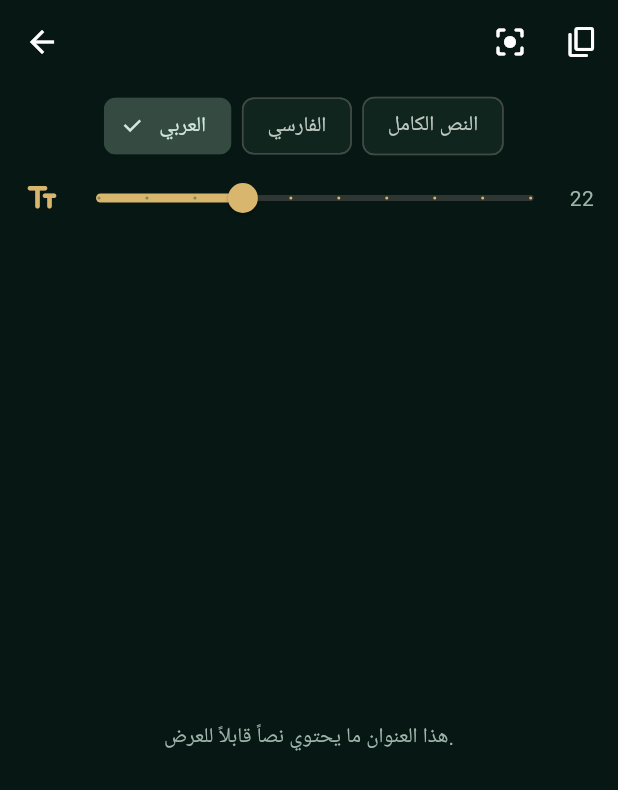
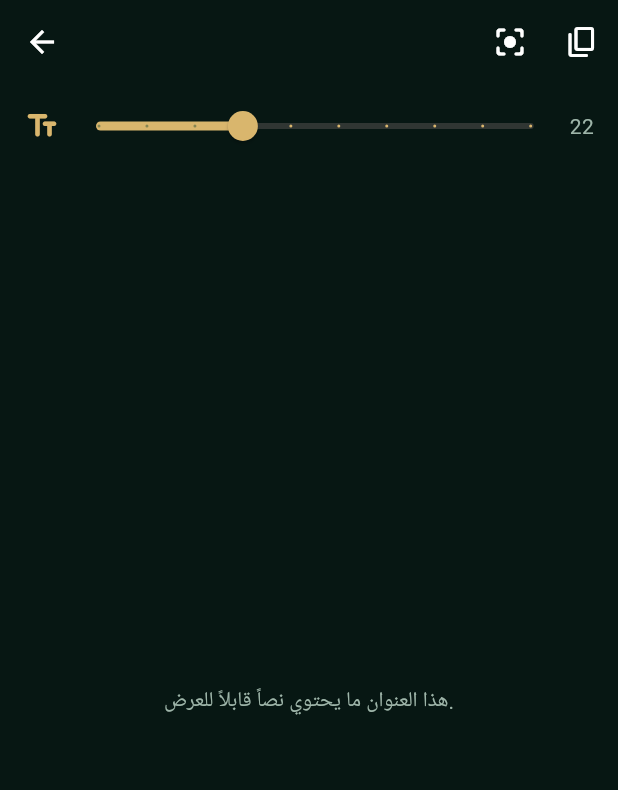
Before and after one commit to loayh523-lab/Mithaq-Al-Mumin-New, a Flutter app: the MafatihArticlePage screen opened directly with empty values, on a phone screen of 412 x 824 dp. Shown: the top 790 px of the screen. Run offline on Flutter 3.47's test engine with Material 3 defaults, Android fonts, the phone set to English and light mode, and no system bars; our stand-ins replace flutter_compass, flutter_local_notifications, geolocator, shared_preferences, timezone; accounts and stored records are empty; Roboto replaces fonts that are missing (NotoNaskhArabic).

Commit message:
Restrict Mafatih reader to Arabic recitation text

```diff
--- a/lib/features/mafatih_library_page.dart
+++ b/lib/features/mafatih_library_page.dart
@@ -234,7 +234,6 @@ class MafatihArticlePage extends StatefulWidget {
 
 class _MafatihArticlePageState extends State<MafatihArticlePage> {
   double _fontSize = 22;
-  String _language = 'العربي';
   bool _focusMode = false;
 
   Future<void> _toggleFocusMode() async {
@@ -249,20 +248,25 @@ class _MafatihArticlePageState extends State<MafatihArticlePage> {
     super.dispose();
   }
 
-  bool _looksPersian(String text) => RegExp(r'[پچژگ]').hasMatch(text);
+  bool _looksPersian(String text) => RegExp(r'[پچژگک]').hasMatch(text);
+
+  bool _isArabicRecitationType(String type) {
+    final normalized = type.trim().toLowerCase();
+    return normalized == 'text' || normalized == 'arabic' || normalized == 'arabictext' || normalized == 'arabic_text';
+  }
+
+  String _arabicSafeTitle(String title, String fallback) => _looksPersian(title) ? fallback : title;
 
   @override Widget build(BuildContext context) {
-    final allChunks = widget.article.items.map((item) => (type: item.type, text: _plainText(item.content))).where((item) => item.text.trim().isNotEmpty).toList();
-    final chunks = allChunks.where((item) {
-      final persian = _looksPersian(item.text);
-      if (_language == 'الفارسي') return persian;
-      if (_language == 'النص الكامل') return true;
-      return !persian;
-    }).toList();
+    final chunks = widget.article.items
+        .where((item) => _isArabicRecitationType(item.type))
+        .map((item) => (type: item.type, text: _plainText(item.content)))
+        .where((item) => item.text.trim().isNotEmpty && !_looksPersian(item.text))
+        .toList();
     final wholeText = chunks.map((item) => item.text).join('\n\n');
     return Scaffold(
       appBar: _focusMode ? null : AppBar(
-        title: Text(widget.article.title, maxLines: 2, overflow: TextOverflow.ellipsis),
+        title: Text(_arabicSafeTitle(widget.article.title, 'نص عربي من مفاتيح الجنان'), maxLines: 2, overflow: TextOverflow.ellipsis),
         actions: [
           IconButton(
             tooltip: 'وضع القراءة الخاشعة',
@@ -285,13 +289,6 @@ class _MafatihArticlePageState extends State<MafatihArticlePage> {
         if (!_focusMode) Padding(
           padding: const EdgeInsets.fromLTRB(16, 4, 16, 4),
           child: Column(children: [
-            SingleChildScrollView(
-              scrollDirection: Axis.horizontal,
-              child: Row(children: ['العربي', 'الفارسي', 'النص الكامل'].map((choice) => Padding(
-                padding: const EdgeInsetsDirectional.only(end: 7),
-                child: ChoiceChip(label: Text(choice), selected: _language == choice, onSelected: (_) => setState(() => _language = choice)),
-              )).toList()),
-            ),
             Row(children: [
             const Icon(Icons.text_fields_rounded, color: _mfGold),
             Expanded(child: Slider(value: _fontSize, min: 16, max: 34, divisions: 9, label: _fontSize.round().toString(), onChanged: (value) => setState(() => _fontSize = value), activeColor: _mfGold)),
@@ -308,7 +305,7 @@ class _MafatihArticlePageState extends State<MafatihArticlePage> {
                   margin: const EdgeInsets.only(bottom: 18),
                   padding: const EdgeInsets.all(16),
                   decoration: BoxDecoration(color: _mfPanel, borderRadius: BorderRadius.circular(18), border: Border.all(color: _mfGold.withValues(alpha: .3))),
-                  child: Text(widget.article.title, textAlign: TextAlign.center, style: const TextStyle(color: _mfGold, fontSize: 23, fontWeight: FontWeight.w800, height: 1.7)),
+                  child: Text(_arabicSafeTitle(widget.article.title, 'نص عربي من مفاتيح الجنان'), textAlign: TextAlign.center, style: const TextStyle(color: _mfGold, fontSize: 23, fontWeight: FontWeight.w800, height: 1.7)),
                 ),
                 ...chunks.map((chunk) {
                   final label = chunk.type.toLowerCase();
```
